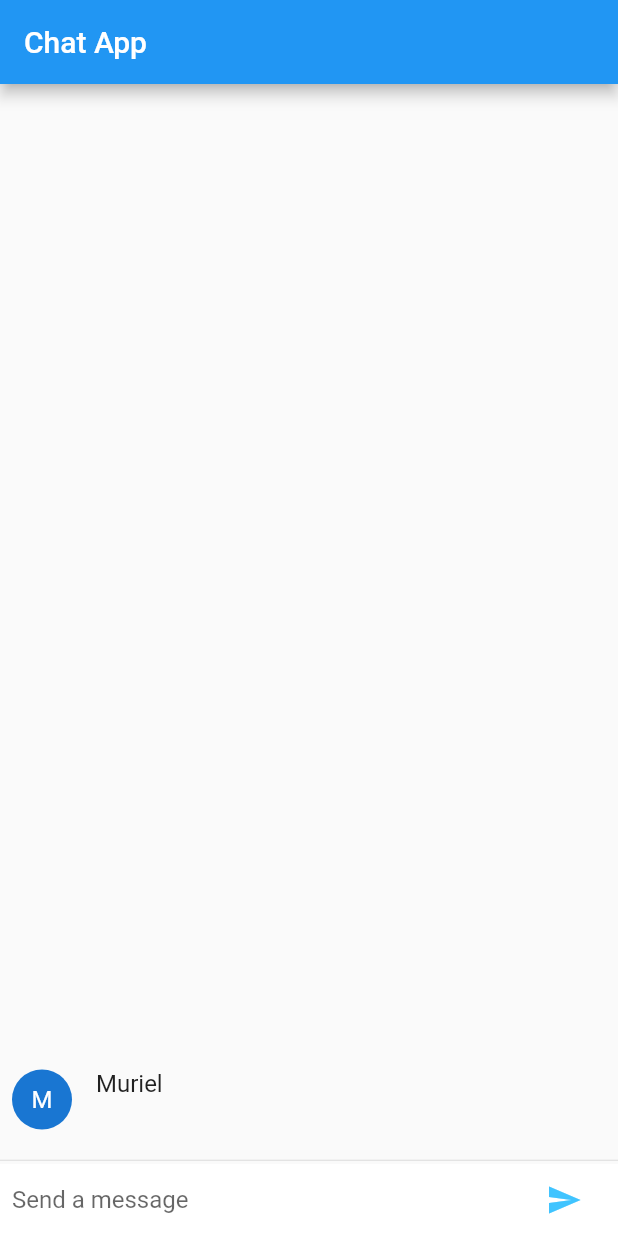
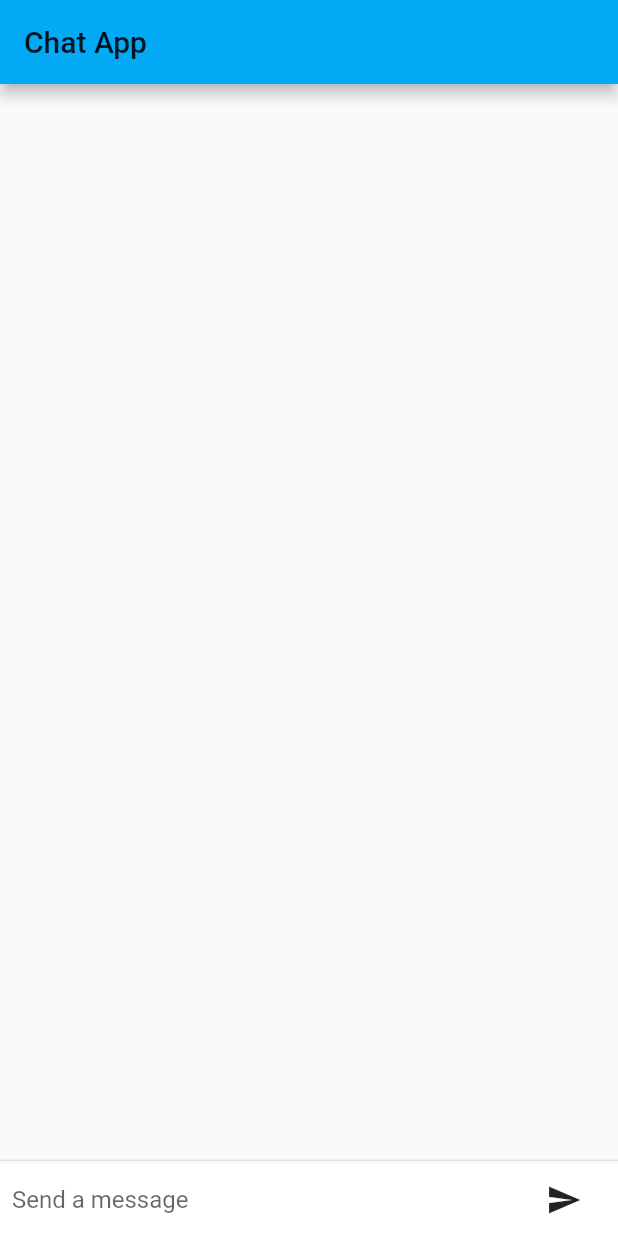
Before and after one commit to murielg/flutter-apps, a Flutter app: the screen it shows after launch, after a tap on the "send" icon, on a phone screen of 412 x 824 dp. Run offline on Flutter 3.47's test engine with Material 2 defaults, Android fonts, the phone set to English and light mode, and no system bars.

Commit message:
Applying OS speficic styles

```diff
--- a/chat/lib/main.dart
+++ b/chat/lib/main.dart
@@ -1,4 +1,6 @@
 import 'package:flutter/material.dart';
+import 'package:flutter/foundation.dart';
+import 'package:flutter/cupertino.dart';
 
 void main() {
   runApp(new ChatApp());
@@ -6,11 +8,24 @@ void main() {
 
 const String _name = "Muriel";
 
+final ThemeData kIOSTheme = new ThemeData(
+  primarySwatch: Colors.teal,
+  primaryColor:  Colors.grey[100],
+  primaryColorBrightness: Brightness.light
+);
+
+final ThemeData kDefaultTheme = new ThemeData(
+  primarySwatch: Colors.lightBlue,
+  accentColor: Colors.lightBlueAccent[500]
+);
+
+
 class ChatApp extends StatelessWidget {
   @override
   Widget build(BuildContext context) {
     return new MaterialApp(
       title: "Chat App",
+      theme: defaultTargetPlatform == TargetPlatform.iOS ? kIOSTheme : kDefaultTheme,
       home: new ChatScreen(),
     );
   }
@@ -24,14 +39,19 @@ class ChatScreen extends StatefulWidget {
 class ChatScreenState extends State<ChatScreen> with TickerProviderStateMixin {
   final List<ChatMessage> _messagesList = <ChatMessage>[];
   final TextEditingController _textController = new TextEditingController();
+  bool _isComposing = false;
 
   @override
   Widget build(BuildContext context) {
     return new Scaffold(
       appBar: new AppBar(
         title: new Text("Chat App"),
+        elevation: Theme.of(context).platform == TargetPlatform.iOS ? 0.0 : 4.0,
       ),
-      body: new Column(
+      body: new Container (
+        decoration: Theme.of(context).platform == TargetPlatform.iOS ?
+        new BoxDecoration(border: new Border(top: new BorderSide(color: Colors.grey[200]))) : null,
+        child:new Column(
           children: <Widget>[
             new Flexible(
               child: new ListView.builder(
@@ -49,8 +69,9 @@ class ChatScreenState extends State<ChatScreen> with TickerProviderStateMixin {
                 color: Theme.of(context).cardColor
               ),
               child: _buildTextComposer(),
-          )
+            ),
           ],
+        ),
       )
     );
   }
@@ -63,6 +84,11 @@ class ChatScreenState extends State<ChatScreen> with TickerProviderStateMixin {
          new Flexible (
           child: new TextField(
             controller: _textController,
+            onChanged: (String text) {
+              setState(() {
+                _isComposing = text.length > 0;
+              });
+            },
             onSubmitted: _handleSubmitted,
             decoration: new InputDecoration.collapsed(
                 hintText: "Send a message"
@@ -71,14 +97,17 @@ class ChatScreenState extends State<ChatScreen> with TickerProviderStateMixin {
          ),
          new Container(
            margin: new EdgeInsets.symmetric(horizontal: 4.0),
-           child: new IconButton(
-               icon: new Icon(Icons.send, color: Colors.lightBlueAccent,),
-               /*
-               *  In Dart syntax, the fat arrow function declaration
-               *  => expression is shorthand for { return expression; }.
-               */
-               onPressed: () => _handleSubmitted(_textController.text)
-           ),
+           child: Theme.of(context).platform == TargetPlatform.iOS ?
+             new CupertinoButton(
+                 child: new Text("Send"),
+                 onPressed: (){
+                   _handleSubmitted(_textController.text);
+                 }) :
+             new IconButton(
+                 icon: new Icon(Icons.send),
+                 onPressed: () {
+                   _handleSubmitted(_textController.text);
+                 }),
          )
        ]
       )
@@ -86,7 +115,15 @@ class ChatScreenState extends State<ChatScreen> with TickerProviderStateMixin {
   }
 
   void _handleSubmitted (String messageText) {
+
+    if (!_isComposing) {
+      return null;
+    }
+
     _textController.clear();
+    setState((){
+      _isComposing = false;
+    });
     ChatMessage message = new ChatMessage(
       messageText: messageText,
       animationController: new AnimationController(
```
Lines whose indentation alone changed are shown as unchanged.
